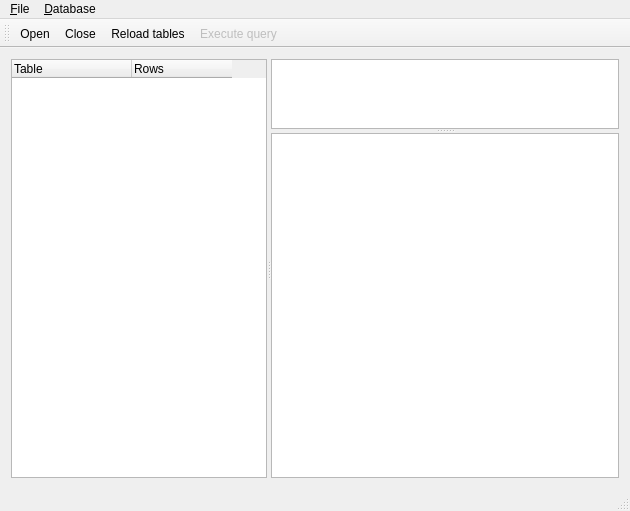
Above: mainwindow.ui from Mange/DBLite before the change. Below: the same form after it.
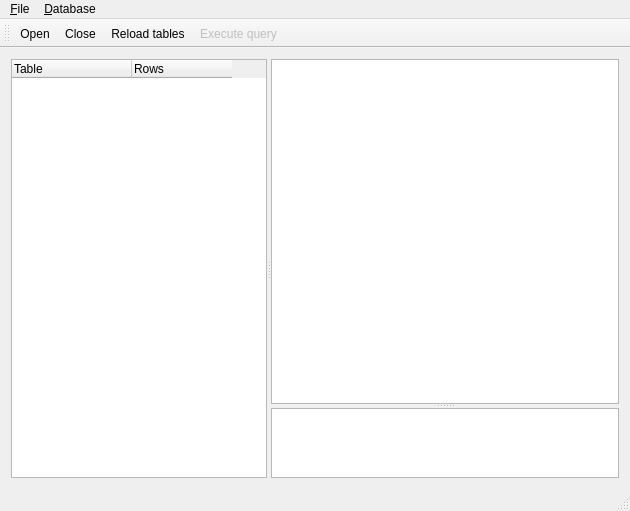
That is the form after the change. Icons and pictures are not drawn.

What changed in the file:
```diff
--- a/mainwindow.ui
+++ b/mainwindow.ui
@@ -81,14 +81,6 @@
        <property name="orientation">
         <enum>Qt::Vertical</enum>
        </property>
-       <widget class="QPlainTextEdit" name="queryEdit">
-        <property name="sizePolicy">
-         <sizepolicy hsizetype="Expanding" vsizetype="Maximum">
-          <horstretch>0</horstretch>
-          <verstretch>1</verstretch>
-         </sizepolicy>
-        </property>
-       </widget>
        <widget class="QTableView" name="resultView">
         <property name="sizePolicy">
          <sizepolicy hsizetype="Expanding" vsizetype="MinimumExpanding">
@@ -97,6 +89,14 @@
          </sizepolicy>
         </property>
        </widget>
+       <widget class="QTextEdit" name="queryEdit">
+        <property name="sizePolicy">
+         <sizepolicy hsizetype="Expanding" vsizetype="Maximum">
+          <horstretch>0</horstretch>
+          <verstretch>1</verstretch>
+         </sizepolicy>
+        </property>
+       </widget>
       </widget>
      </widget>
     </item>
```
